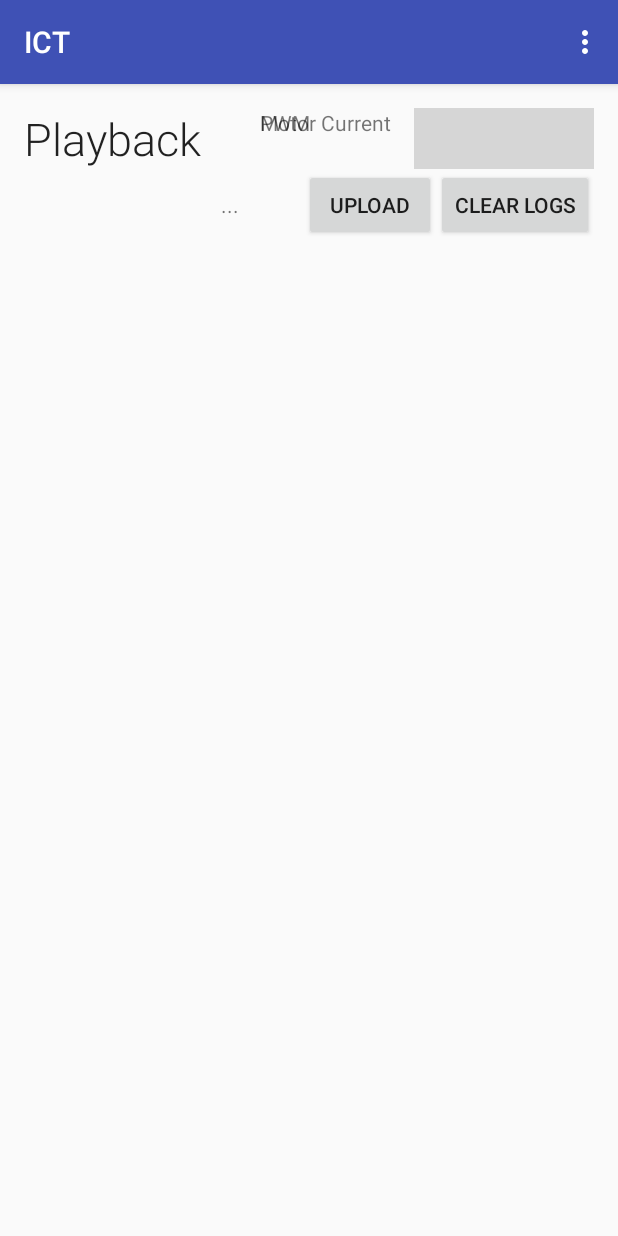
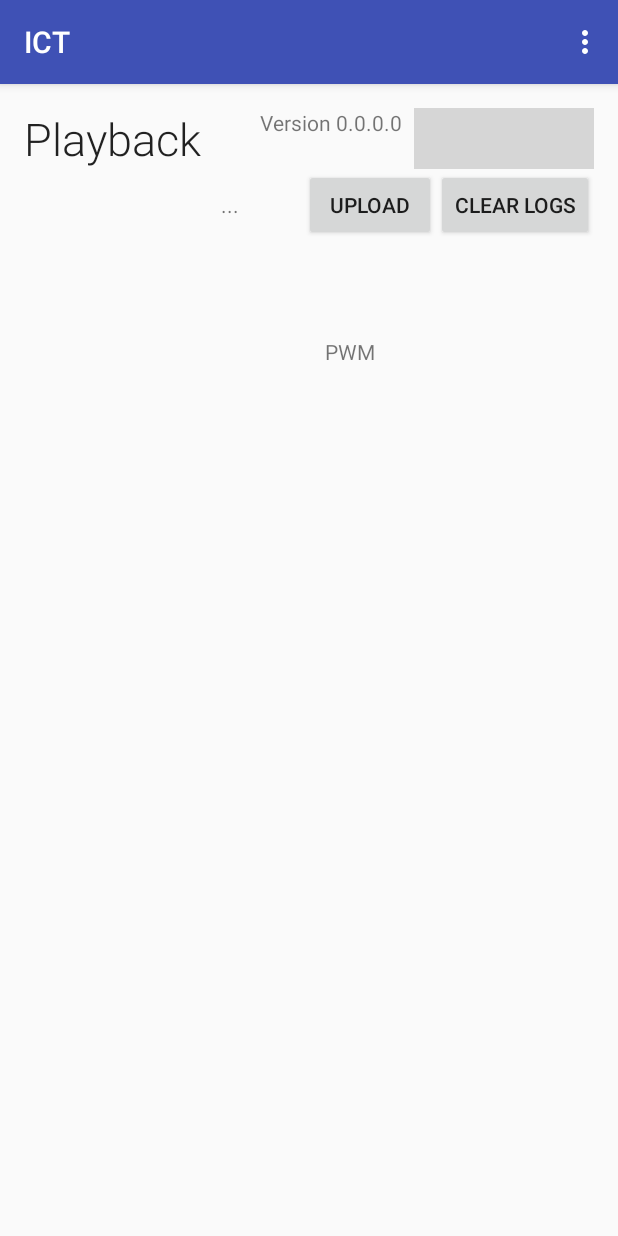
Before and after one commit to poleguy/ICT, an Android app: the screen it shows after launch (IctActivity), on a phone screen of 412 x 824 dp. Run offline under Robolectric (Android 15) with nearby library versions, the light colour scheme and no system bars; grey boxes are pictures that could not be loaded.

Commit message:
add files as assets. They play fine that way. A lot of work to figure that out, yuck. Also fixed some weird bug where it wouldn't build after opening on another machine in a different android version. That's a good reason to commit .idea directory.

```diff
--- a/app/src/main/java/com/phantompowerracing/ict/AudioPlayer.java
+++ b/app/src/main/java/com/phantompowerracing/ict/AudioPlayer.java
@@ -1,8 +1,11 @@
 package com.phantompowerracing.ict;
 
+import android.content.Context;
+import android.content.res.AssetFileDescriptor;
 import android.media.AudioFormat;
 import android.media.AudioManager;
 import android.media.MediaFormat;
+import android.os.Environment;
 import android.os.HandlerThread;
 import android.os.Looper;
 import android.os.Message;
@@ -13,6 +16,8 @@ import java.io.File;
 import android.media.MediaExtractor;
 import android.media.MediaCodec;
 import android.media.AudioTrack;
+
+import java.io.FileDescriptor;
 import java.io.IOException;
 import java.nio.ByteBuffer;
 
@@ -20,11 +25,13 @@ import android.os.Handler;
 
 
 import com.google.android.gms.common.api.GoogleApiClient;
+import com.google.android.gms.wearable.Asset;
 
 
 import java.util.concurrent.TimeUnit;
 
 import android.widget.TextView;
+import android.widget.Toast;
 
 /**
  * Created by poleguy on 8/4/2016.
@@ -46,10 +53,15 @@ public class AudioPlayer implements Runnable {
     long extractorSampleTime = 0;
     double m_relative_speed = 0.3;
     int mPlaybackRate;
+    private Context context;
 
-    public AudioPlayer(String path) {
+
+    public AudioPlayer(Context current, String path) {
+        this.context = current;
         mPath = path;
     }
+
+    public String statusString = "Idle";
 
     private void prepare() {
 
@@ -77,7 +89,7 @@ public class AudioPlayer implements Runnable {
         extractorSampleTime = 0;
 
         //audioPlayerB("/sdcard","Carmen Ring.mp3");
-        //audioPlayerB("/sdcard/Download","ICT_turkey.wav");
+        //audioPlayerB("/sdcard/Download","ict_turkey_wav");
         //audioPlayerB("/data/local","tis.wav");
 
         //mSpeedLimit = sharedPreferences.getInt(PREFS_SPEED_LIMIT_KEY, SPEED_LIMIT_DEFAULT_MPH);
@@ -136,6 +148,7 @@ public class AudioPlayer implements Runnable {
         // We use a single thread here for decoding stream data and
         // writing to the AudioTrack. Consider using a seperate thread for each task.
         //prepare();
+        String path = Environment.getDownloadCacheDirectory().getAbsolutePath();
 
         MediaCodec.Callback DecoderCallback = new MediaCodec.Callback() {
             @Override
@@ -230,7 +243,8 @@ public class AudioPlayer implements Runnable {
         Log.d("run", "Playing");
         prepare();
         Log.d("play", "starting audio player");
-        audioPlayerB("/sdcard/Download", "ICT_turkey.wav",DecoderCallback);
+
+        audioPlayerB(path, "ICT_turkey.wav",DecoderCallback);
         Log.d("play","thread: " + android.os.Process.myTid());
         //audioPlayerB("/data/local","tis.wav");
         int i = 0;
@@ -258,7 +272,8 @@ public class AudioPlayer implements Runnable {
                             i = (i+1)%tracks.length;
                             String track = tracks[i];
                             Log.d("play", String.format("starting audio player: %d, %s" ,i,track));
-                            audioPlayerB("/sdcard/Download", track, DecoderCallback);
+
+                            audioPlayerB(path, track, DecoderCallback);
                             Log.d("play", "thread: " + android.os.Process.myTid());
                             //}
                         }
@@ -273,11 +288,16 @@ public class AudioPlayer implements Runnable {
                             // start a new track if the old one finished
                             //if(audioTrack.getPlayState() != audioTrack.PLAYSTATE_PAUSED) {
                             prepare();
-                            String[] tracks = {"ICT_turkey.wav","ICT_entertainer.wav"};
+                            String[] tracks = {"ICT_turkey_wav","ICT_entertainer.wav"};
                             i = (i+1)%tracks.length;
                             String track = tracks[i];
                             Log.d("play", String.format("starting audio player: %d, %s" ,i,track));
-                            audioPlayerB("/sdcard/Download", track, DecoderCallback);
+
+                            // # https://developer.android.com/guide/topics/ui/notifiers/toasts
+                            //Toast.makeText(this, path, 3.0).show()
+                            statusString = path;
+                            // can't toast here because we don't have a context?
+                            audioPlayerB(path, track, DecoderCallback);
                             Log.d("play", "thread: " + android.os.Process.myTid());
                             //}
                         }
@@ -306,7 +326,11 @@ public class AudioPlayer implements Runnable {
         extractor = new MediaExtractor();
 
         try {
-            extractor.setDataSource(path + File.separator + fileName);
+            AssetFileDescriptor afd = context.getAssets().openFd(fileName);
+            //extractor.setDataSource(path + File.separator + fileName);
+            //AssetFileDescriptor afd=context.getResources().openRawResourceFd(R.raw.ict_turkey_wav);
+            //FileDescriptor fd = afd.getFileDescriptor();
+            extractor.setDataSource(afd.getFileDescriptor(),afd.getStartOffset(),afd.getLength());
             int numTracks = extractor.getTrackCount();
             for (int i = 0; i < numTracks; ++i) {
                 MediaFormat format = extractor.getTrackFormat(i);
--- a/app/src/main/java/com/phantompowerracing/ict/IctActivity.java
+++ b/app/src/main/java/com/phantompowerracing/ict/IctActivity.java
@@ -34,6 +34,7 @@ import android.view.WindowManager;
 import android.widget.Button;
 import android.widget.ImageButton;
 import android.widget.TextView;
+import android.widget.Toast;
 
 import com.google.android.gms.common.ConnectionResult;
 import com.google.android.gms.common.api.GoogleApiClient;
@@ -68,7 +69,7 @@ public class IctActivity extends AppCompatActivity implements
         SpeedCallback,
         LocationListener{
 
-    private final AudioPlayer audioPlayer = new AudioPlayer("ICT_turkey.wav");
+    private final AudioPlayer audioPlayer = new AudioPlayer( this,"ict_turkey_wav");
 
     Handler smoothHandler = new Handler();
     int delay = 100; // msec
@@ -289,13 +290,15 @@ public class IctActivity extends AppCompatActivity implements
                 @Override
                 public void onClick(View view) {
 //                  //audioPlayerB("/sdcard","Carmen Ring.mp3");
-//                  //audioPlayerB("/sdcard/Download","ICT_turkey.wav");
+//                  //audioPlayerB("/sdcard/Download","ict_turkey_wav");
 //                  //audioPlayerB("/data/local","tis.wav");
                     ImageButton imgButton =(ImageButton)findViewById(R.id.imageButton);
                     if(imgButton != null) {
                         if (audioPlayer.isPlaying()) {
                             audioPlayer.pause();
                             Log.d("click", "pause");
+                            String toast_msg = audioPlayer.statusString;
+                            Toast.makeText(ict.context, toast_msg, Toast.LENGTH_LONG).show();
                             imgButton.setImageResource(R.drawable.mr_ic_play_light);
                         } else {
                             audioPlayer.play();
@@ -436,7 +439,8 @@ public class IctActivity extends AppCompatActivity implements
 
                 if (audioPlayer != null) {
                     audioPlayer.setPlaybackSpeed(smoothedRate);
-                    audioPlayer.setVolume(smoothedVolume);
+                    // todo: this is disabled for debug
+                    //audioPlayer.setVolume(smoothedVolume);
                 }
                 //Log.d("smooth", "new rate " + smoothedRate);
                 smoothHandler.postDelayed(this,delay);
--- a/app/src/main/res/layout/content_ict.xml
+++ b/app/src/main/res/layout/content_ict.xml
@@ -91,7 +91,7 @@
         android:id="@+id/textViewCurrent"
         android:layout_width="wrap_content"
         android:layout_height="wrap_content"
-        android:text="Motor Current"
+        android:text="Version 0.0.0.0"
         android:layout_alignParentTop="true"
         android:layout_toEndOf="@+id/relative_playback_speed"
         android:layout_marginStart="39dp" />
@@ -100,8 +100,12 @@
         android:id="@+id/textViewPwm"
         android:layout_width="wrap_content"
         android:layout_height="wrap_content"
-        android:text="PWM"
         android:layout_above="@+id/current_speed_mph"
-        android:layout_alignStart="@+id/textViewCurrent" />
+        android:layout_below="@+id/buttonUpload"
+        android:layout_alignStart="@+id/textViewCurrent"
+        android:layout_marginStart="43dp"
+        android:layout_marginTop="64dp"
+        android:layout_marginBottom="-318dp"
+        android:text="PWM" />
 
 </RelativeLayout>
--- a/app/src/main/res/values/strings.xml
+++ b/app/src/main/res/values/strings.xml
@@ -1,6 +1,7 @@
 <resources>
     <string name="app_name">ICT</string>
     <string name="action_settings">ICT Settings</string>
+    <string name="version">0.0.0.0</string>
     <string name="gps_not_available">No GPS on device. Will use phone GPS when available.</string>
     <string name="acquiring_gps">Acquiring GPS Fix ...</string>
     <string name="permission_rationale">App requires location permission to function, tap GPS icon.</string>
```
Also changed, not shown: settings.gradle (line endings or trailing spaces), 3 other files.
